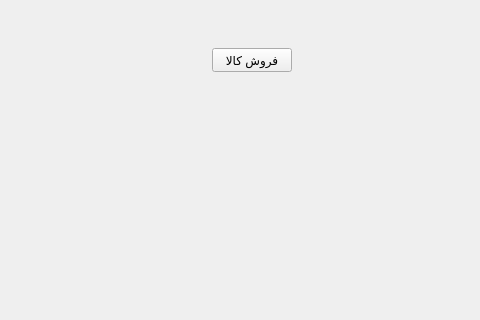
This is cpp/Accounting/menu.ui in Abbas2026/Accounting as Qt 5 draws it before an edit; both pictures show x 458 to 938 and y 122 to 442 of the 938 by 648 pixel window. The edited form follows.
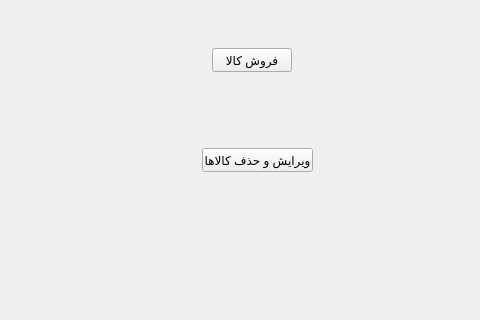
This is the edited form.

Patch:
```diff
--- a/cpp/Accounting/menu.ui
+++ b/cpp/Accounting/menu.ui
@@ -39,6 +39,19 @@
     <string>فروش کالا</string>
    </property>
   </widget>
+  <widget class="QPushButton" name="pushButton_3">
+   <property name="geometry">
+    <rect>
+     <x>660</x>
+     <y>270</y>
+     <width>111</width>
+     <height>24</height>
+    </rect>
+   </property>
+   <property name="text">
+    <string>ویرایش و حذف کالاها</string>
+   </property>
+  </widget>
  </widget>
  <resources/>
  <connections/>
```
